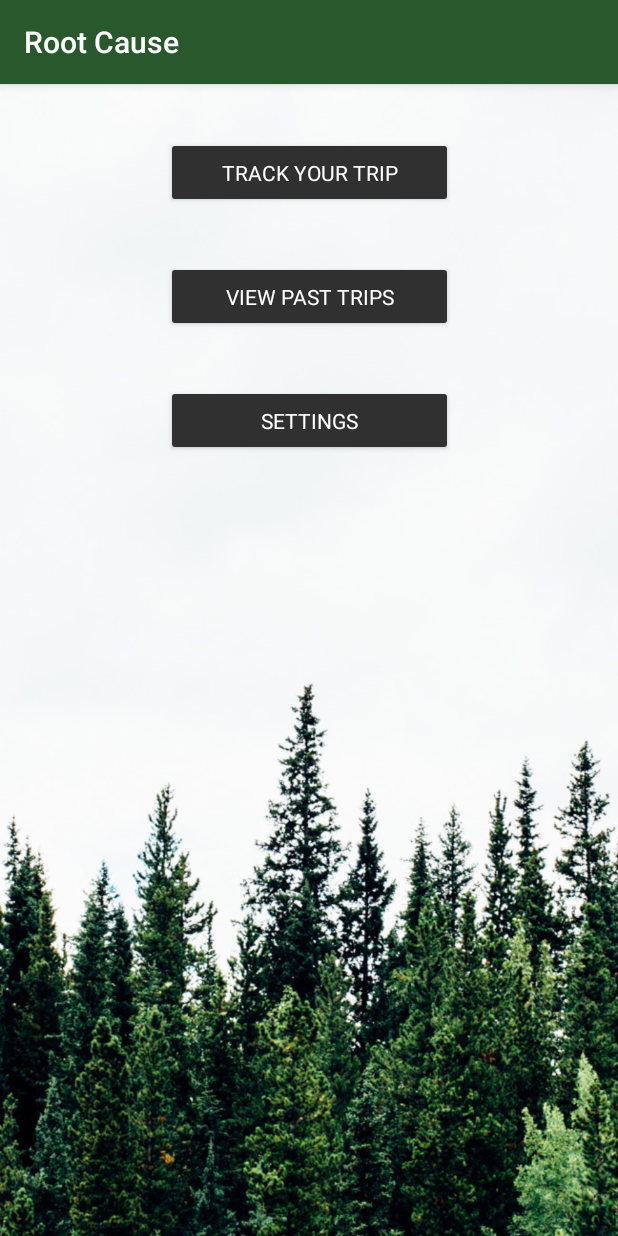
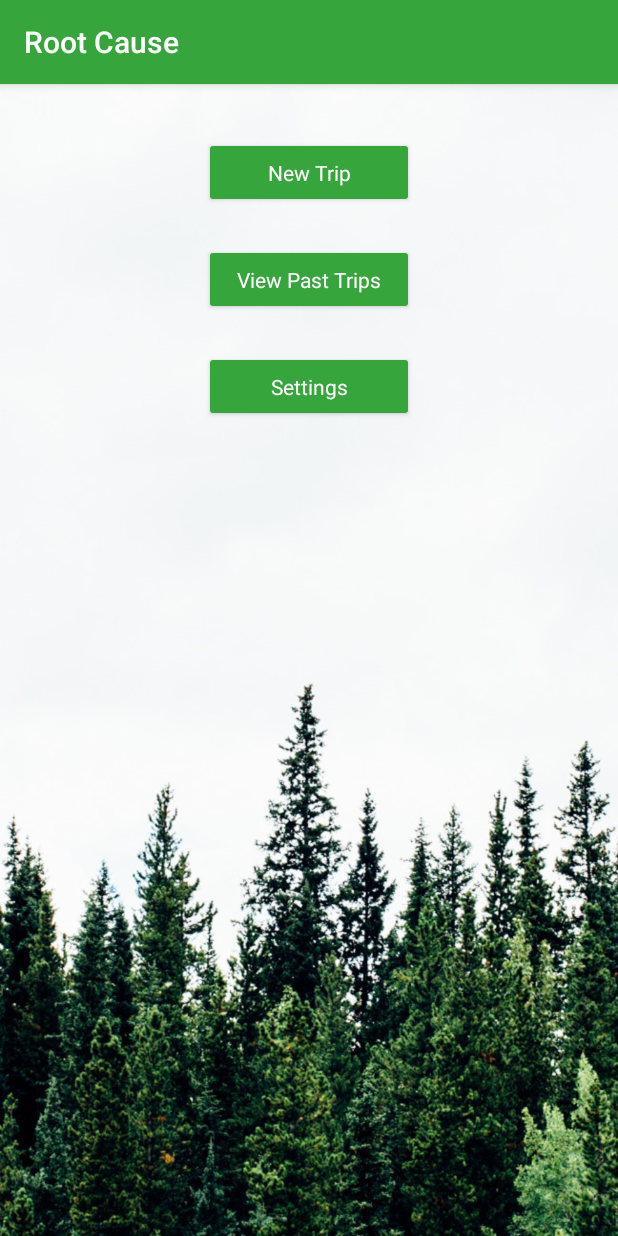
Before and after one commit to aashish7k5/RootCause01, an Android app: the screen it shows after launch (MainActivity), on a phone screen of 412 x 824 dp. Run offline under Robolectric (Android 15) with nearby library versions, the phone set to English and light mode, and no system bars.

Commit message:
Merge remote-tracking branch 'origin/master'
# Conflicts:
#	app/src/main/res/layout/content_track_trip.xml

```diff
--- a/app/src/main/res/layout/activity_main.xml
+++ b/app/src/main/res/layout/activity_main.xml
@@ -10,13 +10,14 @@
     <Button
         android:id="@+id/button_track"
         style="@style/Widget.AppCompat.Button.Colored"
-        android:layout_width="191dp"
+        android:layout_width="140dp"
         android:layout_height="47dp"
         android:layout_marginStart="8dp"
         android:layout_marginTop="35dp"
         android:layout_marginEnd="8dp"
+        android:backgroundTint="@color/colorPrimary"
         android:onClick="TrackTripScreen"
-        android:text="TRACK YOUR TRIP"
+        android:text="New Trip"
         android:textAppearance="@style/TextAppearance.AppCompat.Body1"
         android:textColor="#ffffff"
         app:layout_constraintEnd_toEndOf="parent"
@@ -26,30 +27,33 @@
     <Button
         android:id="@+id/button_past"
         style="@style/Widget.AppCompat.Button.Colored"
-        android:layout_width="191dp"
+        android:layout_width="140dp"
         android:layout_height="47dp"
         android:layout_marginStart="8dp"
-        android:layout_marginTop="35dp"
+        android:layout_marginTop="24dp"
         android:layout_marginEnd="8dp"
+        android:backgroundTint="@color/colorPrimary"
         android:onClick="ViewPastTripsScreen"
-        android:text="VIEW PAST TRIPS"
+        android:text="View Past Trips"
         android:textAppearance="@style/TextAppearance.AppCompat.Body1"
         android:textColor="#ffffff"
+
+        android:textStyle="normal"
         app:layout_constraintEnd_toEndOf="parent"
-        app:layout_constraintHorizontal_bias="0.503"
         app:layout_constraintStart_toStartOf="parent"
         app:layout_constraintTop_toBottomOf="@+id/button_track" />
 
     <Button
         android:id="@+id/button_settings"
         style="@style/Widget.AppCompat.Button.Colored"
-        android:layout_width="191dp"
+        android:layout_width="140dp"
         android:layout_height="47dp"
         android:layout_marginStart="8dp"
-        android:layout_marginTop="35dp"
+        android:layout_marginTop="24dp"
         android:layout_marginEnd="8dp"
+        android:backgroundTint="@color/colorPrimary"
         android:onClick="SettingsScreen"
-        android:text="SETTINGS"
+        android:text="Settings"
         android:textAppearance="@style/TextAppearance.AppCompat.Body1"
         android:textColor="#ffffff"
         app:layout_constraintEnd_toEndOf="parent"
--- a/app/src/main/res/layout/activity_settings_new.xml
+++ b/app/src/main/res/layout/activity_settings_new.xml
@@ -3,7 +3,7 @@
     <android.support.constraint.ConstraintLayout tools:context=".SettingsNew" android:layout_height="match_parent" android:layout_width="match_parent" xmlns:tools="http://schemas.android.com/tools" xmlns:app="http://schemas.android.com/apk/res-auto" xmlns:android="http://schemas.android.com/apk/res/android">
 
 
-    <android.support.constraint.ConstraintLayout android:background="@drawable/bg2" android:layout_height="495dp" android:layout_width="368dp" app:layout_constraintVertical_bias="0.0" app:layout_constraintTop_toTopOf="parent" app:layout_constraintStart_toStartOf="parent" app:layout_constraintHorizontal_bias="0.0" app:layout_constraintEnd_toEndOf="parent" app:layout_constraintBottom_toBottomOf="parent" android:layout_marginBottom="8dp" android:layout_marginEnd="8dp" android:layout_marginTop="8dp" android:layout_marginStart="8dp">
+    <android.support.constraint.ConstraintLayout android:background="@drawable/bg2" android:layout_height="match_parent" android:layout_width="match_parent" app:layout_constraintVertical_bias="0.0" app:layout_constraintTop_toTopOf="parent" app:layout_constraintStart_toStartOf="parent" app:layout_constraintHorizontal_bias="0.0" app:layout_constraintEnd_toEndOf="parent" app:layout_constraintBottom_toBottomOf="parent" >
     <TextView android:layout_height="wrap_content" android:layout_width="wrap_content" app:layout_constraintVertical_bias="0.0" app:layout_constraintTop_toTopOf="parent" app:layout_constraintStart_toStartOf="parent" app:layout_constraintHorizontal_bias="0.0" android:layout_marginBottom="38dp" android:layout_marginEnd="181dp" android:layout_marginTop="1dp" android:layout_marginStart="18dp" app:layout_constraintEnd_toStartOf="@+id/switch1" app:layout_constraintBottom_toTopOf="@+id/textView2" android:textSize="24sp" android:text="Tracking" android:id="@+id/textView"/>
 
         <Switch
--- a/app/src/main/res/values/colors.xml
+++ b/app/src/main/res/values/colors.xml
@@ -1,6 +1,6 @@
 <?xml version="1.0" encoding="utf-8"?>
 <resources>
-    <color name="colorPrimary">#29582c</color>
+    <color name="colorPrimary">#36a63c</color>
     <color name="colorPrimaryDark">#000</color>
     <color name="colorAccent">#303030</color>
     <color name="submitButton">#f9fbfa</color>
```
